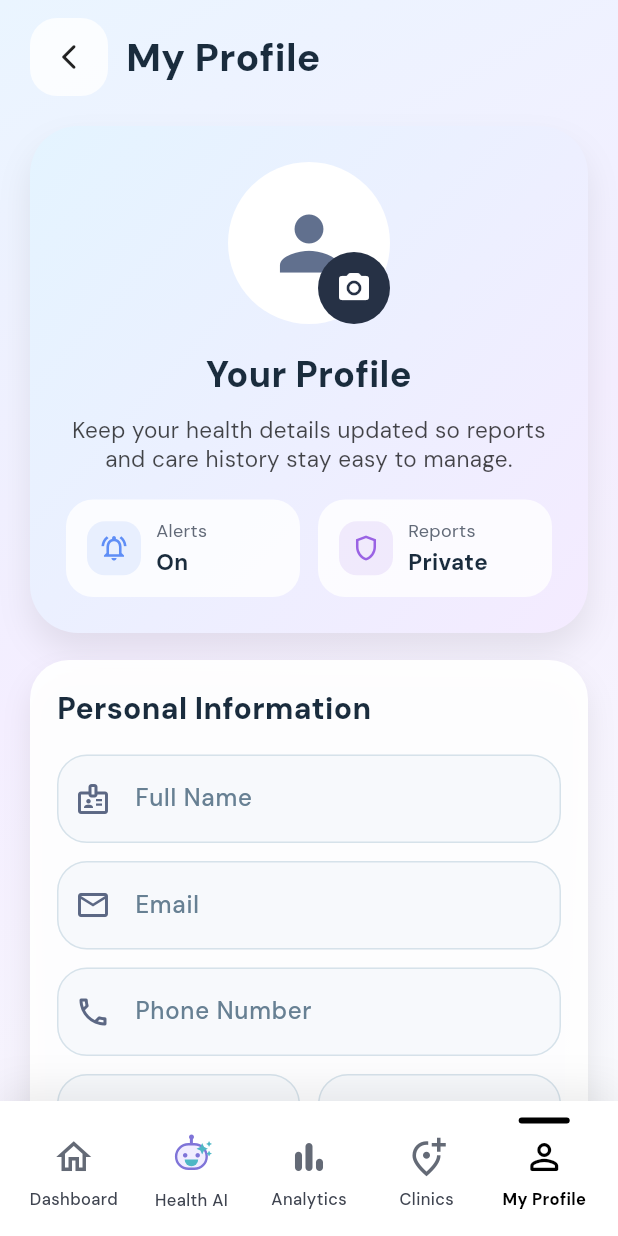
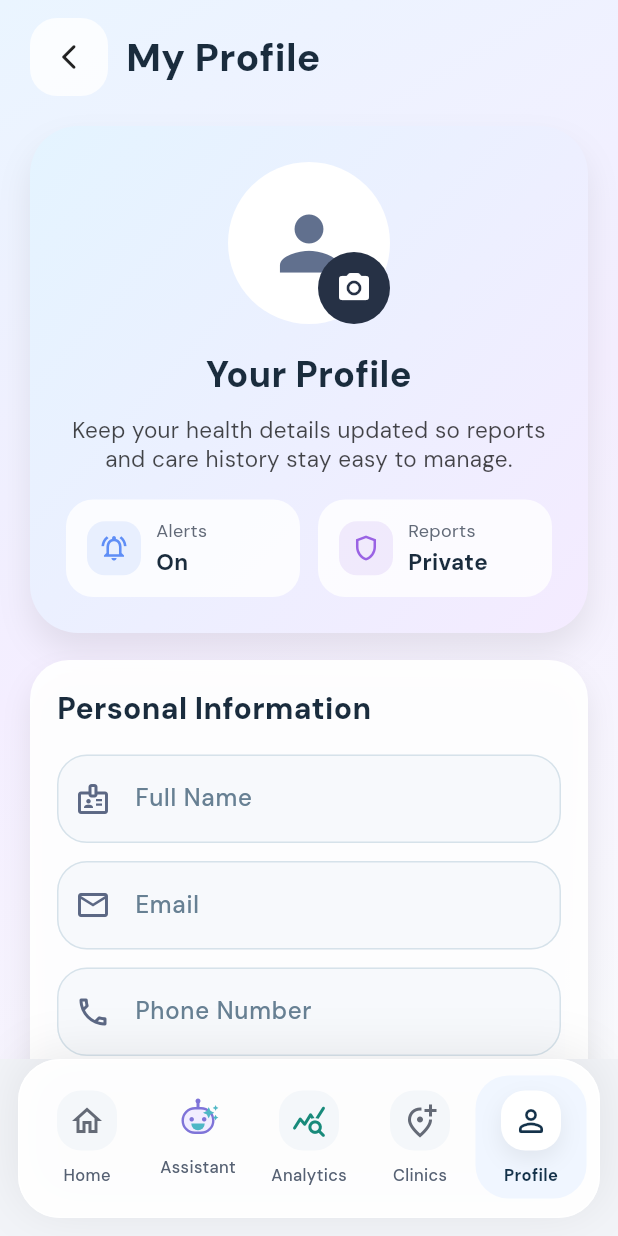
Before and after one commit to himanshu-varshney315/AIDrivenHealthcareDiagnostics_MiniProject_Sem-4, a Flutter app: the ProfileScreen screen opened directly, on a phone screen of 412 x 824 dp. Run offline on Flutter 3.47's test engine with Material 3 defaults, Android fonts, the phone set to English and light mode, and no system bars; our stand-ins replace file_picker, geolocator, google_fonts, google_maps_flutter, image_picker, shared_preferences; accounts and stored records are empty.

Commit message:
feat(frontend): refresh bottom navigation styling

```diff
--- a/frontend_flutter/lib/widgets/app_bottom_bar.dart
+++ b/frontend_flutter/lib/widgets/app_bottom_bar.dart
@@ -4,6 +4,7 @@ import 'package:flutter/material.dart';
 import 'package:shared_preferences/shared_preferences.dart';
 
 import '../services/auth_service.dart';
+import '../theme/app_theme.dart';
 
 class AppBottomBar extends StatefulWidget {
   final String selectedItem;
@@ -75,14 +76,17 @@ class _AppBottomBarState extends State<AppBottomBar> {
   @override
   Widget build(BuildContext context) {
     return Container(
-      padding: const EdgeInsets.fromLTRB(10, 8, 10, 14),
-      decoration: const BoxDecoration(
-        color: Colors.white,
-        boxShadow: [
+      margin: const EdgeInsets.fromLTRB(12, 0, 12, 12),
+      padding: const EdgeInsets.fromLTRB(8, 10, 8, 12),
+      decoration: BoxDecoration(
+        color: Colors.white.withValues(alpha: 0.94),
+        borderRadius: BorderRadius.circular(28),
+        border: Border.all(color: Colors.white.withValues(alpha: 0.95)),
+        boxShadow: const [
           BoxShadow(
-            color: Color(0x12000000),
-            blurRadius: 20,
-            offset: Offset(0, -8),
+            color: Color(0x14000000),
+            blurRadius: 28,
+            offset: Offset(0, -4),
           ),
         ],
       ),
@@ -93,6 +97,7 @@ class _AppBottomBarState extends State<AppBottomBar> {
             Expanded(
               child: _BottomBarItem(
                 label: 'Dashboard',
+                displayLabel: 'Home',
                 icon: Icons.home_outlined,
                 selected: widget.selectedItem == 'Dashboard',
                 onTap: () => _onTap('Dashboard'),
@@ -101,9 +106,10 @@ class _AppBottomBarState extends State<AppBottomBar> {
             Expanded(
               child: _BottomBarItem(
                 label: 'Health AI',
+                displayLabel: 'Assistant',
                 icon: Icons.android_rounded,
                 customIcon: const _HealthAiNavIcon(),
-                accentColor: const Color(0xFF7F74D8),
+                accentColor: AppTheme.blue,
                 selected: widget.selectedItem == 'Health AI',
                 onTap: () => _onTap('Health AI'),
               ),
@@ -111,7 +117,9 @@ class _AppBottomBarState extends State<AppBottomBar> {
             Expanded(
               child: _BottomBarItem(
                 label: 'Analytics',
-                icon: Icons.bar_chart_rounded,
+                displayLabel: 'Analytics',
+                icon: Icons.query_stats_rounded,
+                accentColor: const Color(0xFF188A7A),
                 selected: widget.selectedItem == 'Analytics',
                 onTap: () => _onTap('Analytics'),
               ),
@@ -119,6 +127,7 @@ class _AppBottomBarState extends State<AppBottomBar> {
             Expanded(
               child: _BottomBarItem(
                 label: 'Clinics',
+                displayLabel: 'Clinics',
                 icon: Icons.add_location_alt_outlined,
                 selected: widget.selectedItem == 'Clinics',
                 onTap: () => _onTap('Clinics'),
@@ -127,6 +136,7 @@ class _AppBottomBarState extends State<AppBottomBar> {
             Expanded(
               child: _BottomBarItem(
                 label: 'My Profile',
+                displayLabel: 'Profile',
                 icon: Icons.person_outline_rounded,
                 profileImagePath: _profileImagePath,
                 selected: widget.selectedItem == 'My Profile',
@@ -142,6 +152,7 @@ class _AppBottomBarState extends State<AppBottomBar> {
 
 class _BottomBarItem extends StatelessWidget {
   final String label;
+  final String? displayLabel;
   final IconData icon;
   final bool selected;
   final String? profileImagePath;
@@ -153,6 +164,7 @@ class _BottomBarItem extends StatelessWidget {
     required this.label,
     required this.icon,
     required this.onTap,
+    this.displayLabel,
     this.selected = false,
     this.profileImagePath,
     this.customIcon,
@@ -166,43 +178,70 @@ class _BottomBarItem extends StatelessWidget {
 
     return InkWell(
       onTap: onTap,
-      borderRadius: BorderRadius.circular(18),
-      child: Padding(
-        padding: const EdgeInsets.symmetric(horizontal: 4, vertical: 2),
+      borderRadius: BorderRadius.circular(22),
+      child: AnimatedContainer(
+        duration: const Duration(milliseconds: 220),
+        padding: const EdgeInsets.symmetric(horizontal: 4, vertical: 8),
+        decoration: BoxDecoration(
+          color: selected ? const Color(0xFFF0F6FF) : Colors.transparent,
+          borderRadius: BorderRadius.circular(22),
+        ),
         child: Column(
           mainAxisSize: MainAxisSize.min,
           children: [
-            Container(
-              width: 34,
-              height: 4,
-              decoration: BoxDecoration(
-                color: selected ? Colors.black : Colors.transparent,
-                borderRadius: BorderRadius.circular(999),
-              ),
-            ),
-            const SizedBox(height: 8),
+            const SizedBox(height: 2),
             if (hasProfileImage)
-              CircleAvatar(
-                radius: 18,
-                backgroundImage: FileImage(File(profileImagePath!)),
+              Container(
+                padding: const EdgeInsets.all(2),
+                decoration: BoxDecoration(
+                  gradient: selected
+                      ? const LinearGradient(
+                          colors: [AppTheme.blue, AppTheme.aqua],
+                        )
+                      : null,
+                  color: selected ? null : const Color(0xFFE8EDF6),
+                  shape: BoxShape.circle,
+                ),
+                child: CircleAvatar(
+                  radius: 18,
+                  backgroundImage: FileImage(File(profileImagePath!)),
+                ),
               )
             else if (customIcon != null)
               customIcon!
             else
-              Icon(
-                icon,
-                color: selected ? Colors.black : accentColor,
-                size: 28,
+              AnimatedContainer(
+                duration: const Duration(milliseconds: 220),
+                width: 40,
+                height: 40,
+                decoration: BoxDecoration(
+                  color: selected ? Colors.white : const Color(0xFFF4F7FA),
+                  borderRadius: BorderRadius.circular(16),
+                  boxShadow: selected
+                      ? const [
+                          BoxShadow(
+                            color: Color(0x11000000),
+                            blurRadius: 12,
+                            offset: Offset(0, 6),
+                          ),
+                        ]
+                      : null,
+                ),
+                child: Icon(
+                  icon,
+                  color: selected ? AppTheme.navy : accentColor,
+                  size: 24,
+                ),
               ),
-            const SizedBox(height: 6),
+            const SizedBox(height: 8),
             Text(
-              label,
+              displayLabel ?? label,
               maxLines: 1,
               overflow: TextOverflow.ellipsis,
               style: TextStyle(
                 fontSize: 11,
                 fontWeight: selected ? FontWeight.w700 : FontWeight.w500,
-                color: selected ? Colors.black : const Color(0xFF3F4450),
+                color: selected ? AppTheme.navy : const Color(0xFF566173),
               ),
             ),
           ],
```
